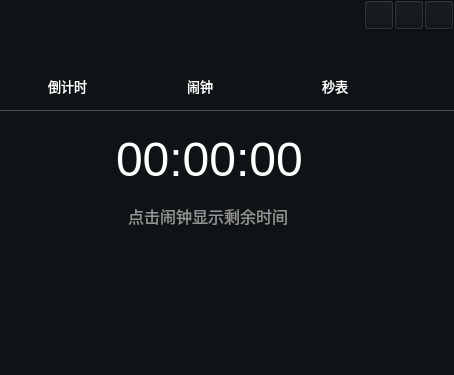
The window that src/plugins/Clock_deamon/clock.ui (ukui/ukui-sidebar) describes before a commit, drawn with Qt 5; both pictures show x 0 to 454 and y 0 to 375 of the 454 by 660 pixel window.
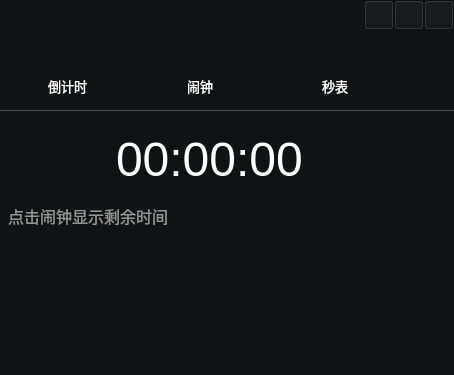
The same window after the commit. The open tabs and pages were chosen to show the change. Icons and pictures are not drawn. Custom widgets are drawn as their Qt base class.

Patch:
```diff
--- a/src/plugins/Clock_deamon/clock.ui
+++ b/src/plugins/Clock_deamon/clock.ui
@@ -465,9 +465,9 @@
     <widget class="QLabel" name="label_7">
      <property name="geometry">
       <rect>
-       <x>128</x>
+       <x>8</x>
        <y>93</y>
-       <width>191</width>
+       <width>441</width>
        <height>25</height>
       </rect>
      </property>
```
Left out of the diff: 2 changed lines with no effect on the pictures.
